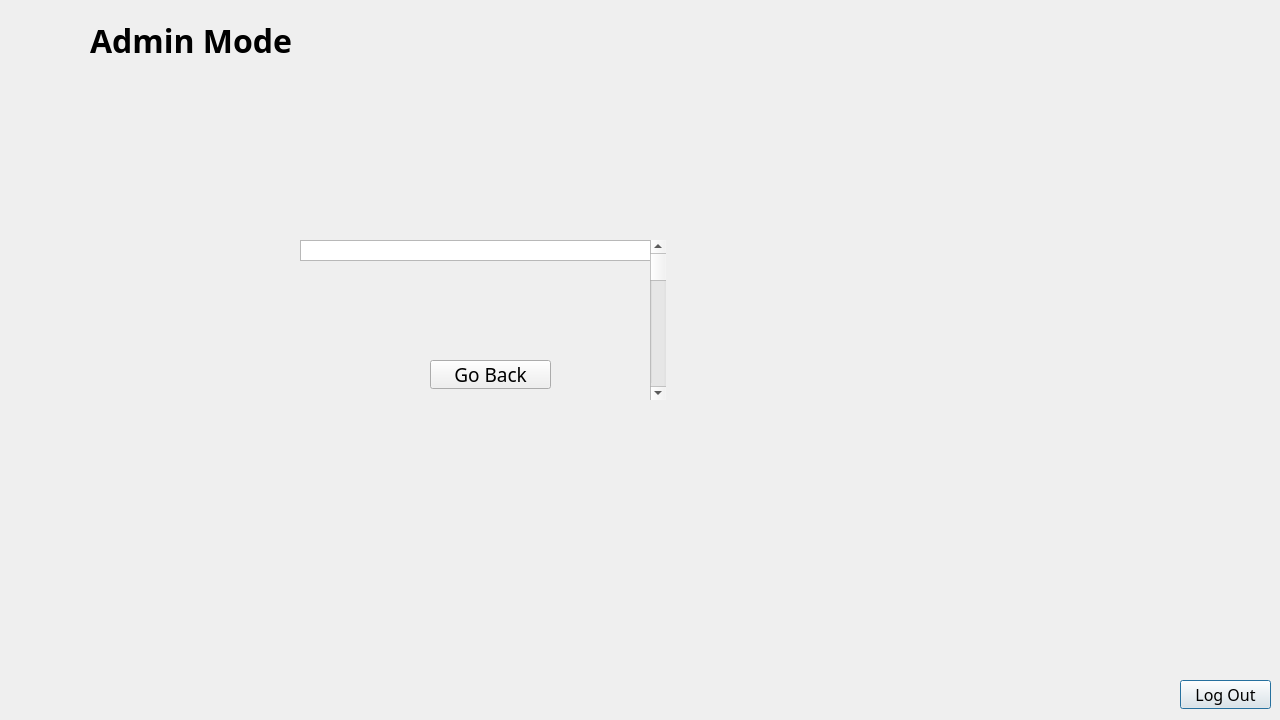
Above: FormulaManager/admin.ui from AtuLxCE/formula-encyclopaedia before the change. Below: the same form after it.
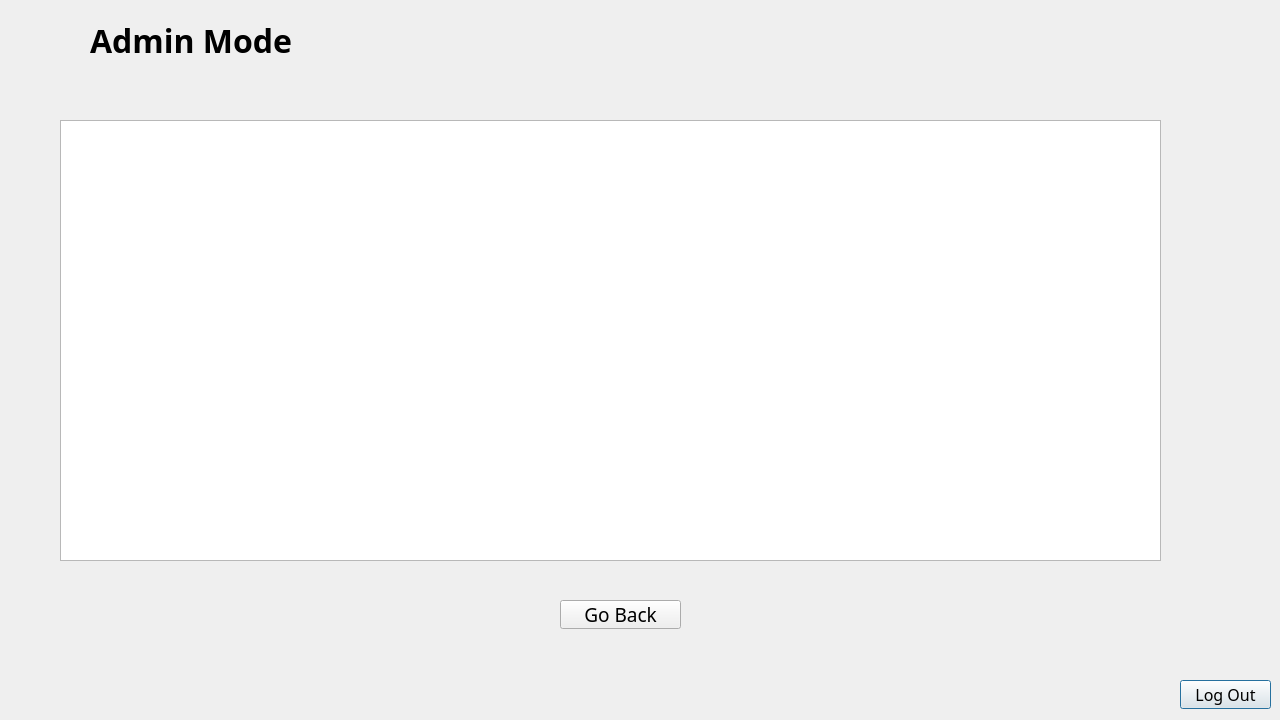
That is the form after the change. The open tabs and pages were chosen to show the change. Icons and pictures are not drawn.

Commit message: removed drag drop from formula view

The edit to the form file:
```diff
--- a/FormulaManager/admin.ui
+++ b/FormulaManager/admin.ui
@@ -370,21 +370,11 @@
     </widget>
    </widget>
    <widget class="QWidget" name="page_7">
-    <widget class="QTableView" name="tableView">
-     <property name="geometry">
-      <rect>
-       <x>290</x>
-       <y>90</y>
-       <width>361</width>
-       <height>21</height>
-      </rect>
-     </property>
-    </widget>
     <widget class="QPushButton" name="pushButton_11">
      <property name="geometry">
       <rect>
-       <x>420</x>
-       <y>210</y>
+       <x>550</x>
+       <y>450</y>
        <width>121</width>
        <height>29</height>
       </rect>
@@ -399,21 +389,18 @@
       <string>Go Back</string>
      </property>
     </widget>
-    <widget class="QScrollBar" name="verticalScrollBar">
-     <property name="geometry">
-      <rect>
-       <x>640</x>
-       <y>90</y>
-       <width>16</width>
-       <height>160</height>
-      </rect>
-     </property>
-     <property name="orientation">
-      <enum>Qt::Vertical</enum>
-     </property>
-    </widget>
    </widget>
   </widget>
+  <widget class="QListWidget" name="listWidget">
+   <property name="geometry">
+    <rect>
+     <x>60</x>
+     <y>120</y>
+     <width>1101</width>
+     <height>441</height>
+    </rect>
+   </property>
+  </widget>
  </widget>
  <resources>
   <include location="image.qrc"/>
```
Left out of the diff: 2 changed lines with no effect on the pictures. The commit also changes 3 other files.
